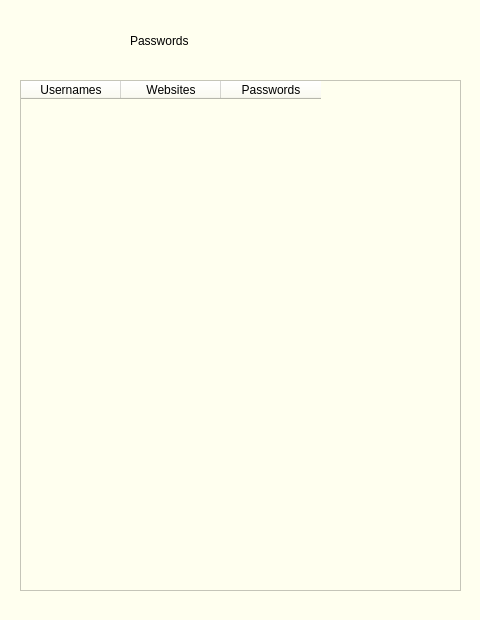
The window that UI/PasswordsTable.ui (dmdhrumilmistry/PySafePass) describes before a commit, drawn with Qt 5.
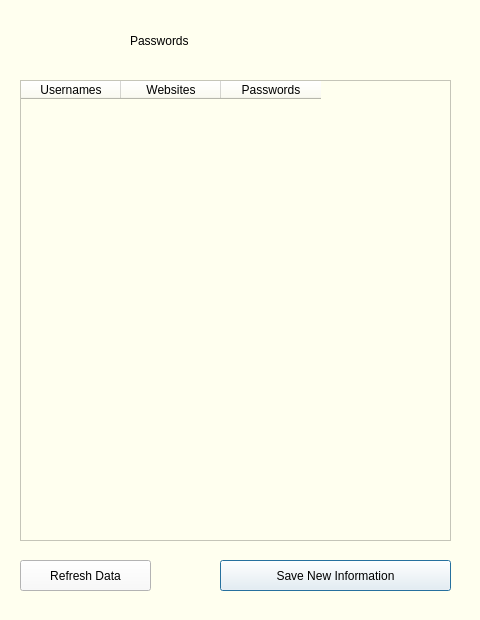
The same window after the commit.

What changed in the file:
```diff
--- a/UI/PasswordsTable.ui
+++ b/UI/PasswordsTable.ui
@@ -42,8 +42,8 @@
     <rect>
      <x>20</x>
      <y>80</y>
-     <width>441</width>
-     <height>511</height>
+     <width>431</width>
+     <height>461</height>
     </rect>
    </property>
    <property name="maximumSize">
@@ -71,6 +71,40 @@
     </property>
    </column>
   </widget>
+  <widget class="QPushButton" name="save_new_info_button">
+   <property name="geometry">
+    <rect>
+     <x>220</x>
+     <y>560</y>
+     <width>231</width>
+     <height>31</height>
+    </rect>
+   </property>
+   <property name="styleSheet">
+    <string notr="true">background-color: rgb(250, 250, 250);
+font: 63 12pt &quot;Lucida Console&quot;;</string>
+   </property>
+   <property name="text">
+    <string>Save New Information</string>
+   </property>
+  </widget>
+  <widget class="QPushButton" name="refresh_data_button">
+   <property name="geometry">
+    <rect>
+     <x>20</x>
+     <y>560</y>
+     <width>131</width>
+     <height>31</height>
+    </rect>
+   </property>
+   <property name="styleSheet">
+    <string notr="true">background-color: rgb(250, 250, 250);
+font: 63 12pt &quot;Lucida Console&quot;;</string>
+   </property>
+   <property name="text">
+    <string>Refresh Data</string>
+   </property>
+  </widget>
   <zorder>pass_table</zorder>
   <zorder>pass_label</zorder>
  </widget>
```
Left out of the diff: 2 changed lines with no effect on the pictures.
